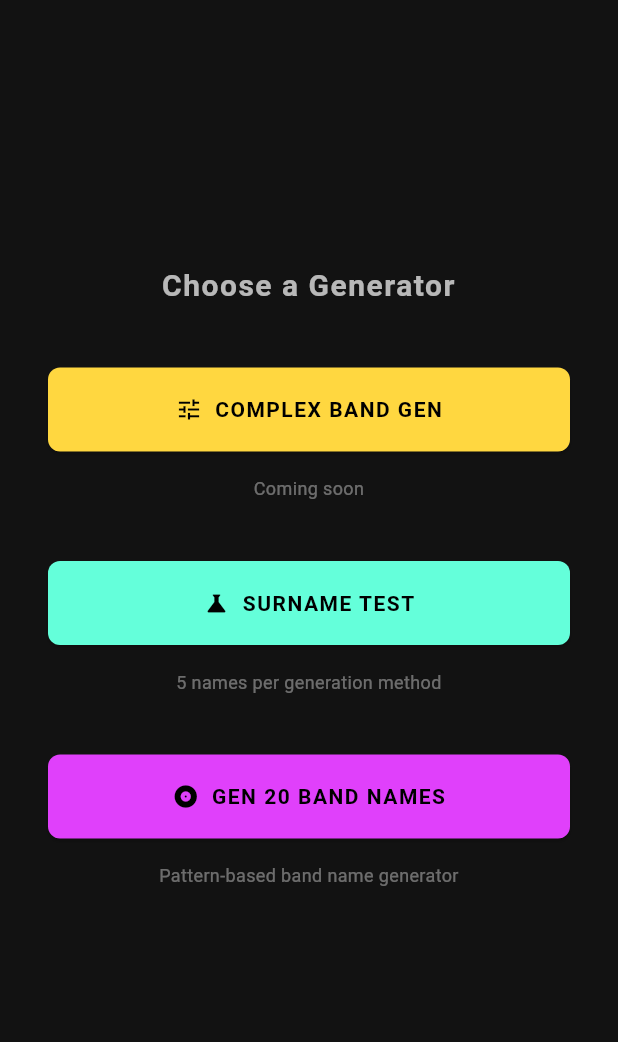
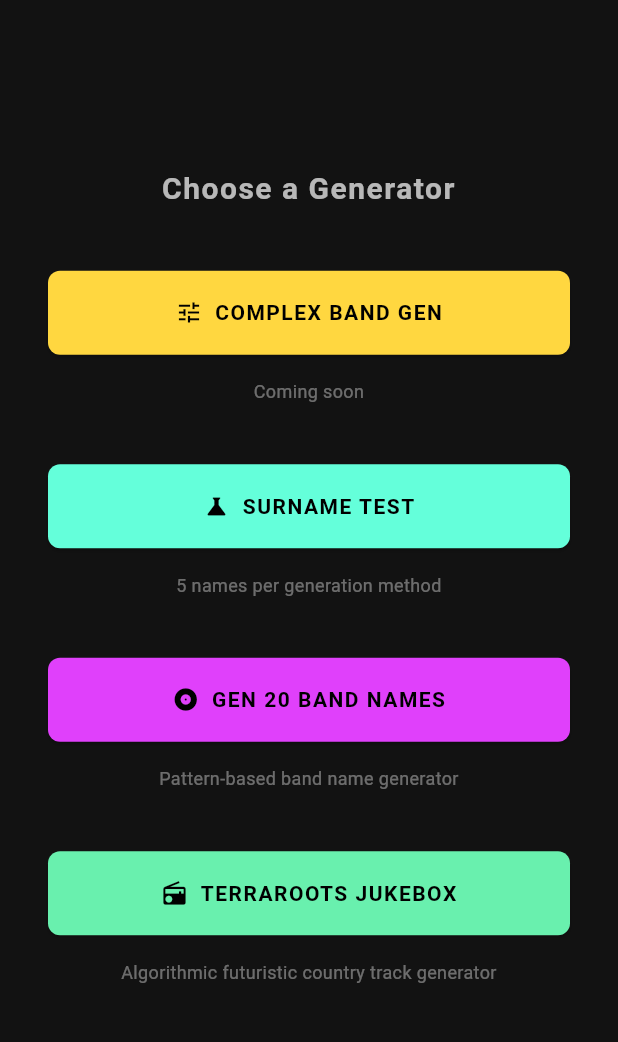
Before and after one commit to plasticus/record_label_simulator, a Flutter app: the screen it shows after launch, on a phone screen of 412 x 824 dp, the part 84-1126 px from its top. Run offline on Flutter 3.47's test engine with Material 3 defaults, Android fonts, the phone set to English and light mode, and no system bars.

Commit message:
jukebox of terra

```diff
--- a/lib/main.dart
+++ b/lib/main.dart
@@ -3,6 +3,7 @@ import 'gen/band_gen_complex.dart';
 import 'gen/screen_band_gen_complex.dart';
 import 'gen/screen_surname_test.dart';
 import 'gen/screen_band_name_test.dart';
+import 'Songs/screen_terra_roots_jukebox.dart';
 
 final complexGenerator = ComplexBandGenerator();
 
@@ -136,7 +137,7 @@ class HomeScreen extends StatelessWidget {
 
             const SizedBox(height: 40),
 
-            // --- Button 4: Band Name Test ---
+            // Line above: // --- Button 4: Band Name Test ---
             ElevatedButton.icon(
               onPressed: () {
                 Navigator.push(
@@ -167,6 +168,40 @@ class HomeScreen extends StatelessWidget {
               textAlign: TextAlign.center,
               style: TextStyle(color: Colors.white38, fontSize: 12),
             ),
+
+            const SizedBox(height: 40),
+
+            // --- Button 5: TerraRoots Jukebox ---
+            ElevatedButton.icon(
+              onPressed: () {
+                Navigator.push(
+                  context,
+                  MaterialPageRoute(builder: (_) => const TerraRootsJukeboxScreen()),
+                );
+              },
+              icon: const Icon(Icons.radio, color: Colors.black),
+              label: const Text(
+                'TERRAROOTS JUKEBOX',
+                style: TextStyle(
+                  fontWeight: FontWeight.bold,
+                  letterSpacing: 1.0,
+                  color: Colors.black,
+                ),
+              ),
+              style: ElevatedButton.styleFrom(
+                backgroundColor: Colors.greenAccent, // Neon green fits that rust-tech aesthetic perfectly
+                padding: const EdgeInsets.symmetric(vertical: 18),
+                shape: RoundedRectangleBorder(
+                  borderRadius: BorderRadius.circular(8),
+                ),
+              ),
+            ),
+            const SizedBox(height: 16),
+            const Text(
+              'Algorithmic futuristic country track generator',
+              textAlign: TextAlign.center,
+              style: TextStyle(color: Colors.white38, fontSize: 12),
+            ),
           ],
         ),
       ),
```
Also changed, not shown: lib/Songs/screen_terra_roots_jukebox.dart (added, +119 -0 lines), lib/Songs/terra_roots_songs.dart (added, +56 -0 lines), pubspec.lock, 2 other files.
